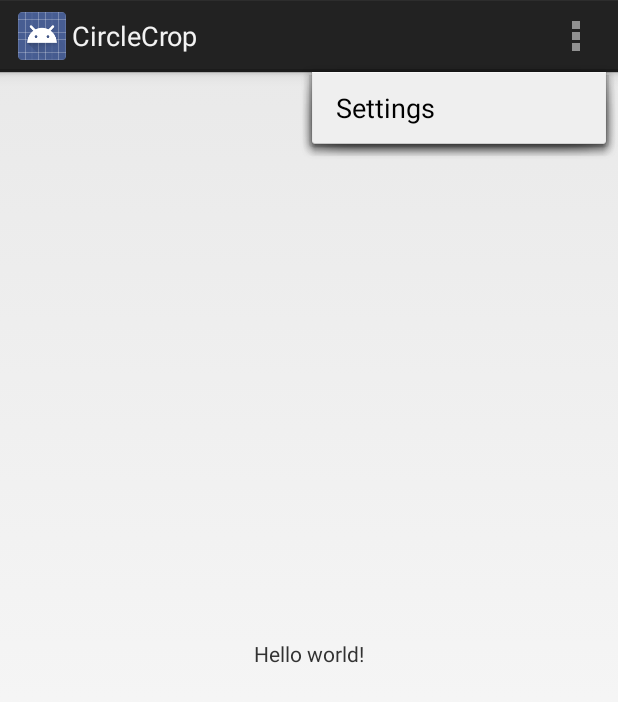
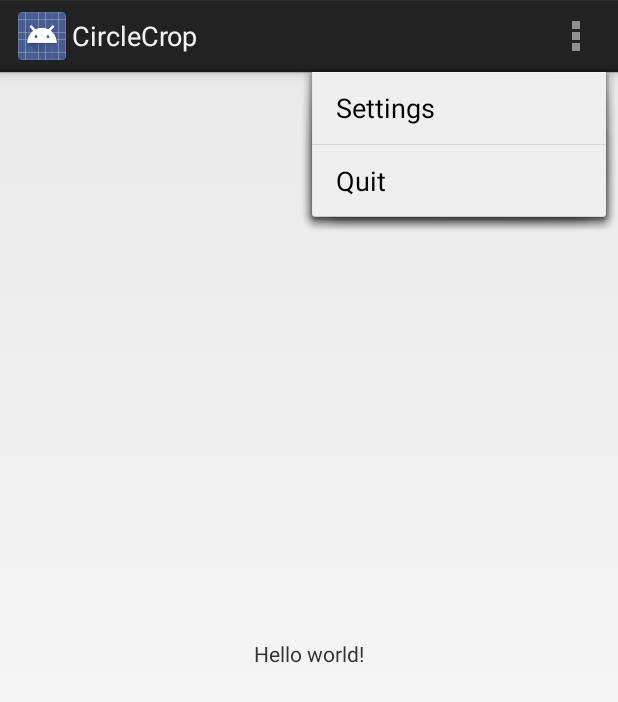
Before and after one commit to VVS70/circle-crop, an Android app: the screen it shows after launch (MainActivity), with the options menu open, on a phone screen of 412 x 824 dp. Shown: the top 702 px of the screen. Run offline under Robolectric (Android 15) with nearby library versions, the phone set to English and light mode, and no system bars.

Commit message:
Empty project.

```diff
--- a/app/src/main/AndroidManifest.xml
+++ b/app/src/main/AndroidManifest.xml
@@ -1,7 +1,9 @@
 <?xml version="1.0" encoding="utf-8"?>
 <manifest xmlns:android="http://schemas.android.com/apk/res/android"
     package="ru.andro1d.circlecrop.app" >
-
+    <uses-permission android:name="android.permission.WRITE_EXTERNAL_STORAGE" />
+    <uses-permission android:name="android.permission.READ_EXTERNAL_STORAGE" />
+    <uses-permission android:name="android.permission.VIBRATE"/>
     <application
         android:allowBackup="true"
         android:icon="@drawable/ic_launcher"
--- /dev/null
+++ b/app/src/main/java/ru/andro1d/circlecrop/app/PictureEdit.java
@@ -0,0 +1,5 @@
+package ru.andro1d.circlecrop.app;
+
+public class PictureEdit {
+
+}
--- /dev/null
+++ b/app/src/main/res/layout/fragment_shape_select.xml
@@ -0,0 +1,6 @@
+<?xml version="1.0" encoding="utf-8"?>
+<RelativeLayout xmlns:android="http://schemas.android.com/apk/res/android"
+                android:layout_width="match_parent"
+                android:layout_height="match_parent">
+
+</RelativeLayout>
--- a/app/src/main/res/menu/menu_main.xml
+++ b/app/src/main/res/menu/menu_main.xml
@@ -5,4 +5,8 @@
           android:title="@string/action_settings"
           android:orderInCategory="100"
           android:showAsAction="never"/>
+      <item android:id="@+id/action_quit"
+            android:title="@string/action_quit"
+            android:orderInCategory="100"
+            android:showAsAction="never"/>
 </menu>
--- a/app/src/main/res/values/strings.xml
+++ b/app/src/main/res/values/strings.xml
@@ -2,4 +2,5 @@
     <string name="app_name">CircleCrop</string>
     <string name="hello_world">Hello world!</string>
     <string name="action_settings">Settings</string>
+    <string name="action_quit">Quit</string>
 </resources>
--- a/app/src/main/res/values/styles.xml
+++ b/app/src/main/res/values/styles.xml
@@ -3,6 +3,6 @@
     <!-- Base application theme. -->
     <style name="AppTheme" parent="android:Theme.Holo.Light.DarkActionBar">
         <!-- Customize your theme here. -->
-    </style>
-
+        <!-- <item name="android:background">#424ABD</item> -->
+     </style>
 </resources>
```
Also changed, not shown: app/src/main/ic_launcher.png, app/src/main/res/drawable/ic_launcher.png, app/src/main/res/mipmap-hdpi/ic_launcher.png, app/src/main/res/mipmap-mdpi/ic_launcher.png, app/src/main/res/mipmap-xhdpi/ic_launcher.png, app/src/main/res/mipmap-xxhdpi/ic_launcher.png, app/src/main/res/mipmap-xxxhdpi/ic_launcher.png.
